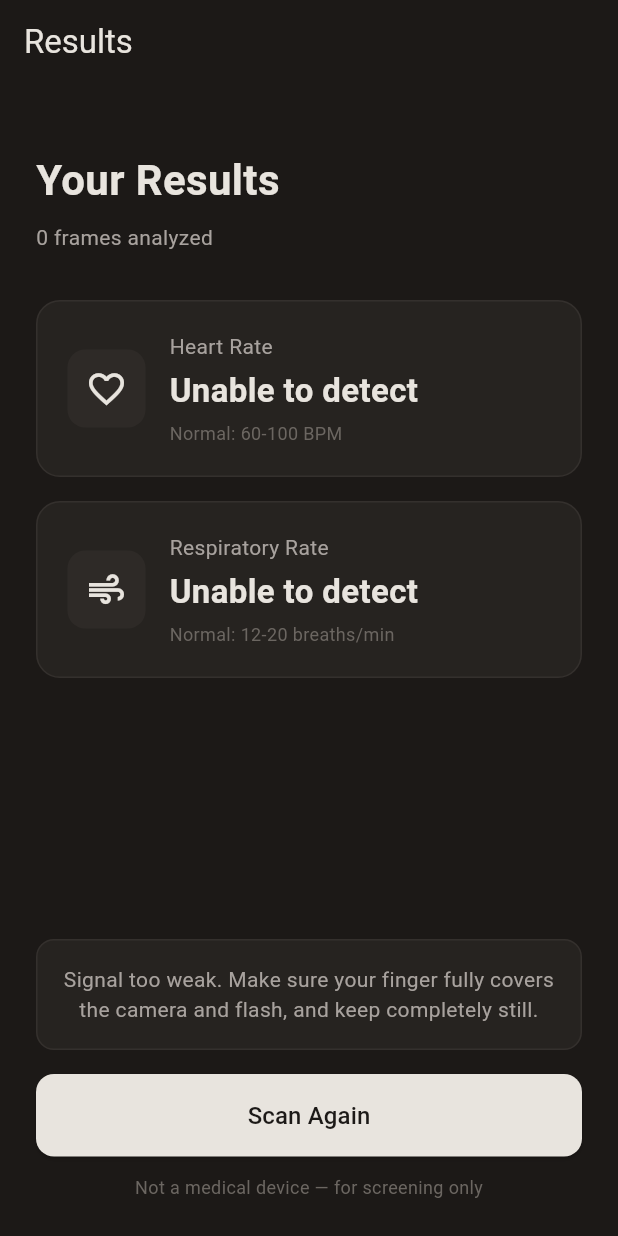
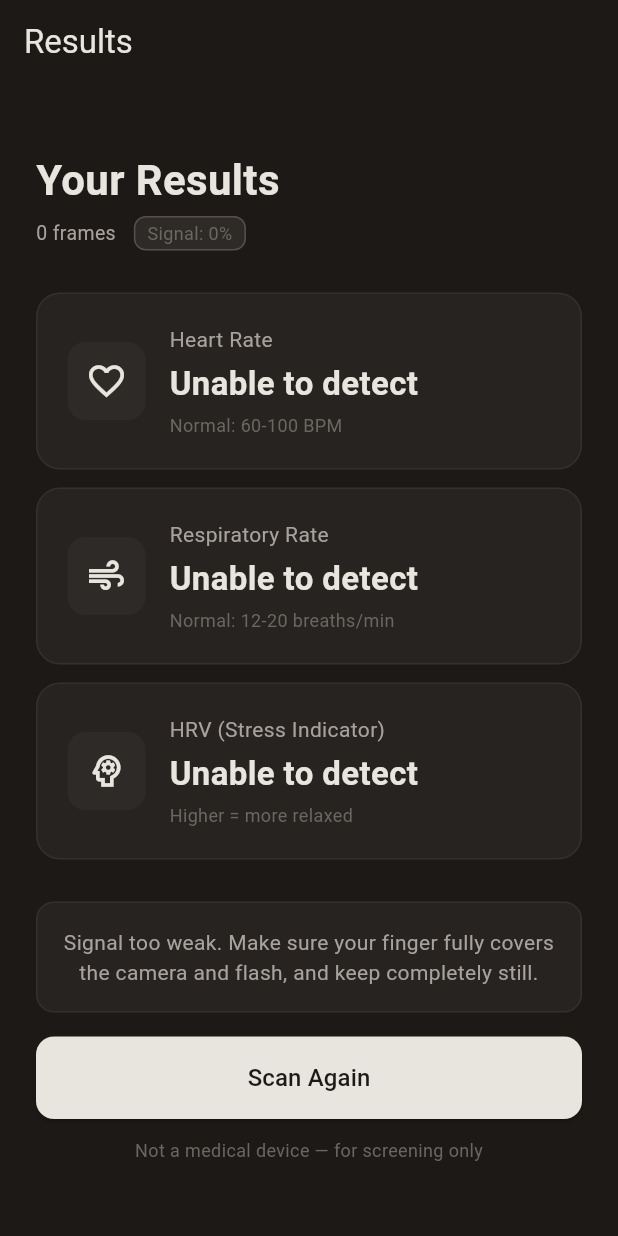
Before and after one commit to rachanaumesh7426/vitalscan_app, a Flutter app: the ResultsScreen screen opened directly with empty values, on a phone screen of 412 x 824 dp. Run offline on Flutter 3.47's test engine with Material 3 defaults, Android fonts, the light colour scheme and no system bars; our stand-ins replace camera, permission_handler.

Commit message:
Add HRV and stress score to resultscreen

```diff
--- a/lib/screens/results_screen.dart
+++ b/lib/screens/results_screen.dart
@@ -18,8 +18,10 @@ class ResultsScreen extends StatefulWidget {
 class _ResultsScreenState extends State<ResultsScreen> {
   double? _heartRate;
   double? _respiratoryRate;
+  double? _hrv;
+  String _stressLevel = '';
+  int _signalQuality = 0;
   bool _processing = true;
-  String _status = 'Analyzing signal...';
 
   @override
   void initState() {
@@ -33,21 +35,24 @@ class _ResultsScreenState extends State<ResultsScreen> {
 
       if (signal.length < 100) {
         setState(() {
-        _status = 'Not enough data. Please try again.';
           _processing = false;
         });
         return;
       }
 
+      // Signal quality score
+      final expected = 30 * 30; // 30 fps × 30 seconds
+      _signalQuality = ((signal.length / expected) * 100).clamp(0, 100).toInt();
+
       // Normalize
       final mean = signal.reduce((a, b) => a + b) / signal.length;
       final normalized = signal.map((v) => v - mean).toList();
 
-    // Moving average filter for HR (smoother than IIR)
+      // Filter
       final hrFiltered = _movingAverage(normalized, windowSize: 3);
       final rrFiltered = _movingAverage(normalized, windowSize: 15);
 
-    // Find peaks
+      // Peaks
       final hrPeaks = _findPeaks(hrFiltered, minDistance: 12);
       final rrPeaks = _findPeaks(rrFiltered, minDistance: 60);
 
@@ -63,17 +68,38 @@ class _ResultsScreenState extends State<ResultsScreen> {
       if (hr < 40 || hr > 200) hr = 0;
       if (rr < 4 || rr > 40) rr = 0;
 
+      // HRV — standard deviation of RR intervals
+      double hrv = 0;
+      String stress = '';
+      if (hrPeaks.length > 2) {
+        final intervals = <double>[];
+        for (int i = 1; i < hrPeaks.length; i++) {
+          intervals.add((hrPeaks[i] - hrPeaks[i - 1]) / 30.0 * 1000);
+        }
+        final avgInterval = intervals.reduce((a, b) => a + b) / intervals.length;
+        final variance = intervals
+            .map((i) => pow(i - avgInterval, 2))
+            .reduce((a, b) => a + b) / intervals.length;
+        hrv = sqrt(variance);
+
+        if (hrv > 50) {
+          stress = 'Low stress';
+        } else if (hrv > 25) {
+          stress = 'Moderate stress';
+        } else {
+          stress = 'High stress';
+        }
+      }
+
       setState(() {
         _heartRate = hr > 0 ? double.parse(hr.toStringAsFixed(1)) : null;
         _respiratoryRate = rr > 0 ? double.parse(rr.toStringAsFixed(1)) : null;
+        _hrv = hrv > 0 ? double.parse(hrv.toStringAsFixed(1)) : null;
+        _stressLevel = stress;
         _processing = false;
-      _status = 'Done';
       });
     } catch (e) {
-    setState(() {
-      _status = 'Error: $e';
-      _processing = false;
-    });
+      setState(() => _processing = false);
     }
   }
 
@@ -88,41 +114,6 @@ List<double> _movingAverage(List<double> signal, {int windowSize = 5}) {
       }
       result[i] = sum / (end - start + 1);
     }
-  return result;
-}
-
-  List<double> _bandpassFilter(
-    List<double> signal, double lowHz, double highHz, int fps) {
-  final dt = 1.0 / fps;
-
-  // Multi-pass filter for better accuracy
-  List<double> filtered = List.from(signal);
-
-  // High pass (removes slow drift)
-  final rcHigh = 1.0 / (2 * pi * lowHz);
-  final alphaHigh = rcHigh / (rcHigh + dt);
-  List<double> highpassed = List.filled(signal.length, 0);
-  highpassed[0] = filtered[0];
-  for (int i = 1; i < filtered.length; i++) {
-    highpassed[i] = alphaHigh * (highpassed[i-1] + filtered[i] - filtered[i-1]);
-  }
-
-  // Low pass (removes high frequency noise)
-  final rcLow = 1.0 / (2 * pi * highHz);
-  final alphaLow = dt / (rcLow + dt);
-  List<double> lowpassed = List.filled(signal.length, 0);
-  lowpassed[0] = highpassed[0];
-  for (int i = 1; i < highpassed.length; i++) {
-    lowpassed[i] = alphaLow * highpassed[i] + (1 - alphaLow) * lowpassed[i-1];
-  }
-
-  // Second pass for steeper rolloff
-  List<double> result = List.filled(signal.length, 0);
-  result[0] = lowpassed[0];
-  for (int i = 1; i < lowpassed.length; i++) {
-    result[i] = alphaLow * lowpassed[i] + (1 - alphaLow) * result[i-1];
-  }
-
     return result;
   }
 
@@ -148,15 +139,12 @@ List<double> _movingAverage(List<double> signal, {int windowSize = 5}) {
         title: const Text('Results'),
         automaticallyImplyLeading: false,
       ),
-      body: Padding(
-        padding: const EdgeInsets.all(24),
-        child: _processing
+      body: _processing
           ? const Center(
               child: Column(
                 mainAxisAlignment: MainAxisAlignment.center,
                 children: [
-                    CircularProgressIndicator(
-                        color: Color(0xFFE8E4DE)),
+                  CircularProgressIndicator(color: Color(0xFFE8E4DE)),
                   SizedBox(height: 24),
                   Text(
                     'Analyzing PPG signal...',
@@ -165,7 +153,9 @@ List<double> _movingAverage(List<double> signal, {int windowSize = 5}) {
                 ],
               ),
             )
-            : Column(
+          : SingleChildScrollView(
+              padding: const EdgeInsets.all(24),
+              child: Column(
                 crossAxisAlignment: CrossAxisAlignment.start,
                 children: [
                   const SizedBox(height: 20),
@@ -177,15 +167,42 @@ List<double> _movingAverage(List<double> signal, {int windowSize = 5}) {
                       color: Color(0xFFE8E4DE),
                     ),
                   ),
-                  const SizedBox(height: 8),
+                  const SizedBox(height: 4),
+                  Row(
+                    children: [
                       Text(
-                    '${widget.redValues.length} frames analyzed',
+                        '${widget.redValues.length} frames',
                         style: const TextStyle(
-                      color: Color(0xFFA8A29E),
-                      fontSize: 14,
+                            color: Color(0xFFA8A29E), fontSize: 13),
+                      ),
+                      const SizedBox(width: 12),
+                      Container(
+                        padding: const EdgeInsets.symmetric(
+                            horizontal: 8, vertical: 2),
+                        decoration: BoxDecoration(
+                          color: _signalQuality > 70
+                              ? const Color(0xFF2E2A27)
+                              : const Color(0xFF2E2A27),
+                          borderRadius: BorderRadius.circular(8),
+                          border: Border.all(
+                            color: _signalQuality > 70
+                                ? const Color(0xFF8E8882)
+                                : const Color(0xFF55504C),
                           ),
                         ),
-                  const SizedBox(height: 32),
+                        child: Text(
+                          'Signal: $_signalQuality%',
+                          style: TextStyle(
+                            color: _signalQuality > 70
+                                ? const Color(0xFFD5D0C9)
+                                : const Color(0xFF6B6661),
+                            fontSize: 12,
+                          ),
+                        ),
+                      ),
+                    ],
+                  ),
+                  const SizedBox(height: 28),
                   _ResultCard(
                     title: 'Heart Rate',
                     value: _heartRate != null
@@ -198,7 +215,7 @@ List<double> _movingAverage(List<double> signal, {int windowSize = 5}) {
                         _heartRate! <= 100,
                     hasValue: _heartRate != null,
                   ),
-                  const SizedBox(height: 16),
+                  const SizedBox(height: 12),
                   _ResultCard(
                     title: 'Respiratory Rate',
                     value: _respiratoryRate != null
@@ -211,15 +228,30 @@ List<double> _movingAverage(List<double> signal, {int windowSize = 5}) {
                         _respiratoryRate! <= 20,
                     hasValue: _respiratoryRate != null,
                   ),
-                  const Spacer(),
-                  if (_heartRate == null && _respiratoryRate == null)
+                  const SizedBox(height: 12),
+                  _ResultCard(
+                    title: 'HRV (Stress Indicator)',
+                    value: _hrv != null
+                        ? '${_hrv!.toStringAsFixed(0)} ms'
+                        : 'Unable to detect',
+                    subtitle: _stressLevel.isNotEmpty
+                        ? _stressLevel
+                        : 'Higher = more relaxed',
+                    icon: Icons.psychology_outlined,
+                    isNormal: _hrv != null && _hrv! > 25,
+                    hasValue: _hrv != null,
+                  ),
+                  const SizedBox(height: 28),
+                  if (_heartRate == null &&
+                      _respiratoryRate == null &&
+                      _hrv == null)
                     Container(
                       padding: const EdgeInsets.all(16),
                       decoration: BoxDecoration(
                         color: const Color(0xFF262320),
                         borderRadius: BorderRadius.circular(12),
-                        border: Border.all(
-                            color: const Color(0xFF34302D)),
+                        border:
+                            Border.all(color: const Color(0xFF34302D)),
                       ),
                       child: const Text(
                         'Signal too weak. Make sure your finger fully covers the camera and flash, and keep completely still.',
@@ -254,6 +286,7 @@ List<double> _movingAverage(List<double> signal, {int windowSize = 5}) {
                           color: Color(0xFF6B6661), fontSize: 12),
                     ),
                   ),
+                  const SizedBox(height: 24),
                 ],
               ),
             ),
@@ -295,7 +328,8 @@ class _ResultCard extends StatelessWidget {
               color: const Color(0xFF2E2A27),
               borderRadius: BorderRadius.circular(12),
             ),
-            child: Icon(icon, color: const Color(0xFFE8E4DE), size: 28),
+            child:
+                Icon(icon, color: const Color(0xFFE8E4DE), size: 28),
           ),
           const SizedBox(width: 16),
           Expanded(
@@ -331,7 +365,9 @@ class _ResultCard extends StatelessWidget {
           ),
           if (hasValue)
             Icon(
-              isNormal ? Icons.check_circle_outline : Icons.warning_outlined,
+              isNormal
+                  ? Icons.check_circle_outline
+                  : Icons.warning_outlined,
               color: isNormal
                   ? const Color(0xFFD5D0C9)
                   : const Color(0xFF9AA5B1),
```
Lines whose indentation alone changed are shown as unchanged.
